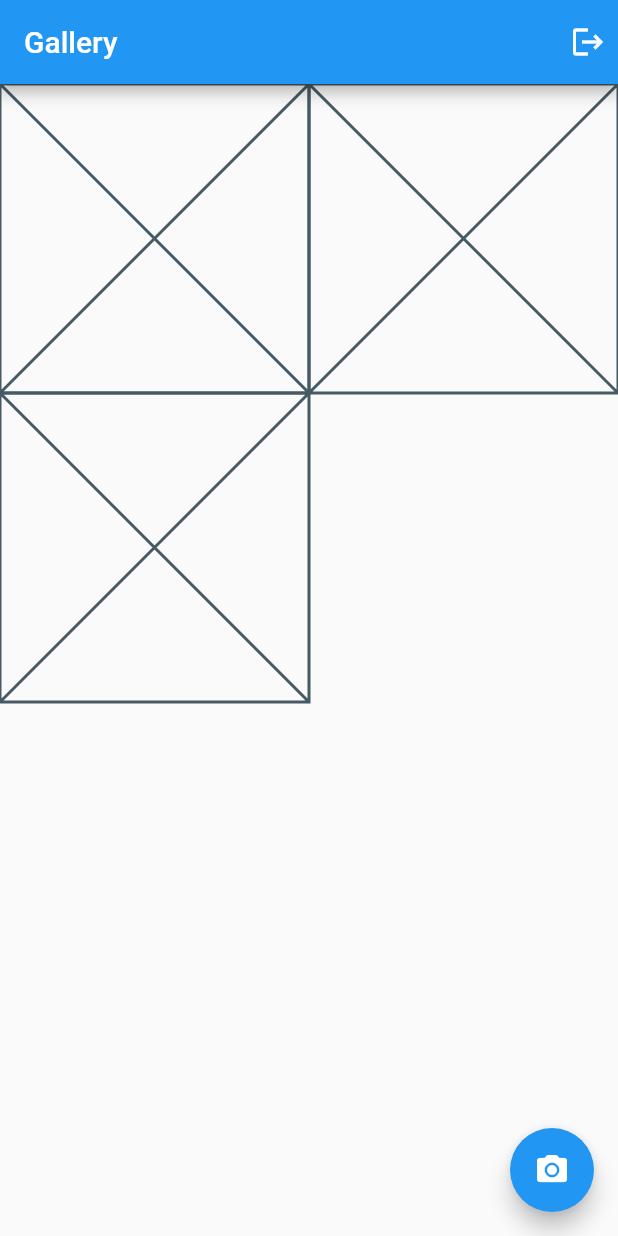
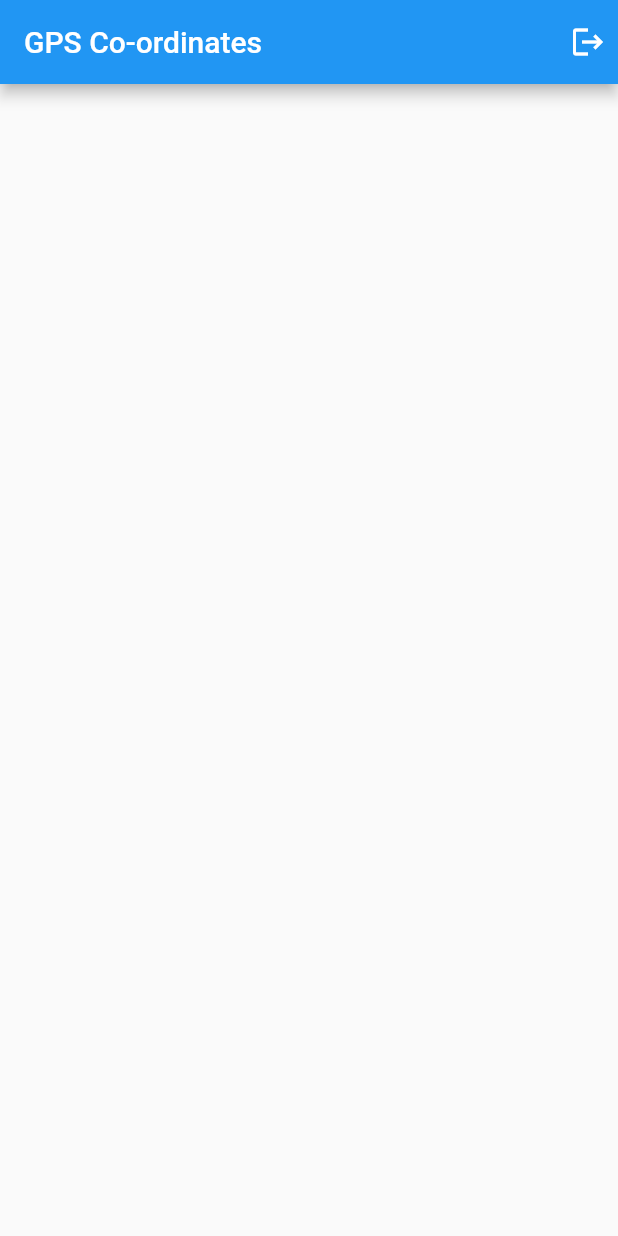
Before and after one commit to deekob/amplify_flutter_workshop, a Flutter app: the screen it shows after launch, on a phone screen of 412 x 824 dp. Run offline on Flutter 3.47's test engine with Material 2 defaults, Android fonts, the phone set to English and light mode, and no system bars; missing offline and left inert: amplify_analytics_pinpoint, amplify_auth_cognito, amplify_flutter.

Commit message:
fix up local code to match Workshop

```diff
--- a/lib/gallery_page.dart
+++ /dev/null
@@ -1,47 +0,0 @@
-import 'package:flutter/material.dart';
-import 'package:flutter/widgets.dart';
-
-// 1
-class GalleryPage extends StatelessWidget {
-  // 2
-  final VoidCallback shouldLogOut;
-  // 3
-  final VoidCallback shouldShowCamera;
-
-  GalleryPage({Key key, this.shouldLogOut, this.shouldShowCamera})
-      : super(key: key);
-
-  @override
-  Widget build(BuildContext context) {
-    return Scaffold(
-      appBar: AppBar(
-        title: Text('Gallery'),
-        actions: [
-          // 4
-          // Log Out Button
-          Padding(
-            padding: const EdgeInsets.all(8),
-            child:
-                GestureDetector(child: Icon(Icons.logout), onTap: shouldLogOut),
-          )
-        ],
-      ),
-      // 5
-      floatingActionButton: FloatingActionButton(
-          child: Icon(Icons.camera_alt), onPressed: shouldShowCamera),
-      body: Container(child: _galleryGrid()),
-    );
-  }
-
-  Widget _galleryGrid() {
-    // 6
-    return GridView.builder(
-        gridDelegate:
-            SliverGridDelegateWithFixedCrossAxisCount(crossAxisCount: 2),
-        itemCount: 3,
-        itemBuilder: (context, index) {
-          // 7
-          return Placeholder();
-        });
-  }
-}
--- /dev/null
+++ b/lib/gps_page.dart
@@ -0,0 +1,28 @@
+import 'package:flutter/material.dart';
+
+// 1
+class GpsPage extends StatelessWidget {
+  // 2
+  final VoidCallback shouldLogOut;
+
+  GpsPage({Key key, this.shouldLogOut}) : super(key: key);
+
+  @override
+  Widget build(BuildContext context) {
+    return Scaffold(
+      appBar: AppBar(
+        title: Text('GPS Co-ordinates'),
+        actions: [
+          // Log Out Button
+          Padding(
+            padding: const EdgeInsets.all(8),
+            child:
+                GestureDetector(child: Icon(Icons.logout), onTap: shouldLogOut),
+          )
+        ],
+      ),
+      // 5
+      body: Container(),
+    );
+  }
+}
--- a/lib/main.dart
+++ b/lib/main.dart
@@ -1,12 +1,12 @@
 import 'package:flutter/material.dart';
+import 'login_page.dart';
+import 'sign_up_page.dart';
+import 'auth_service.dart';
+import 'verification_page.dart';
+import 'gps_page.dart';
 import 'package:amplify_flutter/amplify.dart';
 import 'amplifyconfiguration.dart';
 import 'package:amplify_auth_cognito/amplify_auth_cognito.dart';
-import 'login_page.dart';
-import 'sign_up_page.dart';
-import 'auth_service.dart';
-import 'gallery_page.dart';
-import 'verification_page.dart';
 
 void main() {
   runApp(MyApp());
@@ -38,6 +38,7 @@ class _MyAppState extends State<MyApp> {
             if (snapshot.hasData) {
               return Navigator(
                 pages: [
+                  // 4
                   // Show Login Page
                   if (snapshot.data.authFlowStatus == AuthFlowStatus.login)
                     MaterialPage(
@@ -45,6 +46,7 @@ class _MyAppState extends State<MyApp> {
                             didProvideCredentials:
                                 _authService.loginWithCredentials,
                             shouldShowSignUp: _authService.showSignUp)),
+                  // 5
                   // Show Sign Up Page
                   if (snapshot.data.authFlowStatus == AuthFlowStatus.signUp)
                     MaterialPage(
@@ -52,7 +54,7 @@ class _MyAppState extends State<MyApp> {
                             didProvideCredentials:
                                 _authService.signUpWithCredentials,
                             shouldShowLogin: _authService.showLogin)),
-
+                  // Show Verification Code Page
                   if (snapshot.data.authFlowStatus ==
                       AuthFlowStatus.verification)
                     MaterialPage(
@@ -61,7 +63,7 @@ class _MyAppState extends State<MyApp> {
                                 _authService.verifyCode)),
                   if (snapshot.data.authFlowStatus == AuthFlowStatus.session)
                     MaterialPage(
-                        child: GalleryPage(shouldLogOut: _authService.logOut))
+                        child: GpsPage(shouldLogOut: _authService.logOut))
                 ],
                 onPopPage: (route, result) => route.didPop(result),
               );
```
Also changed, not shown: 1 other file.
